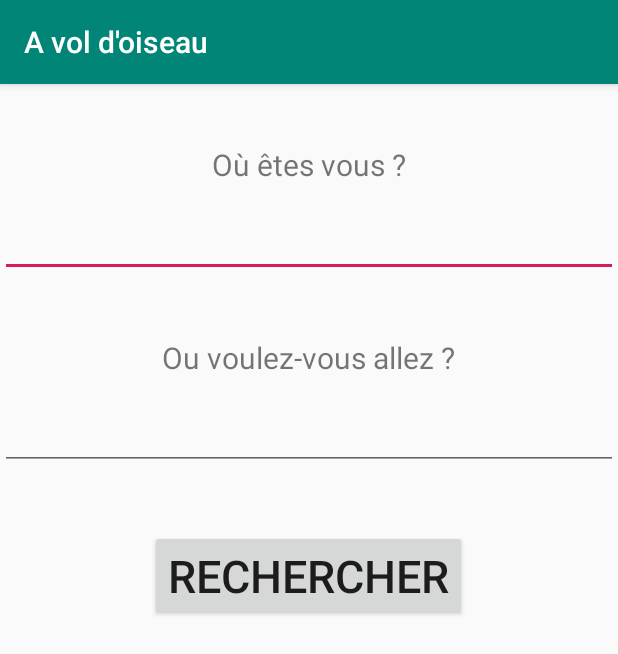
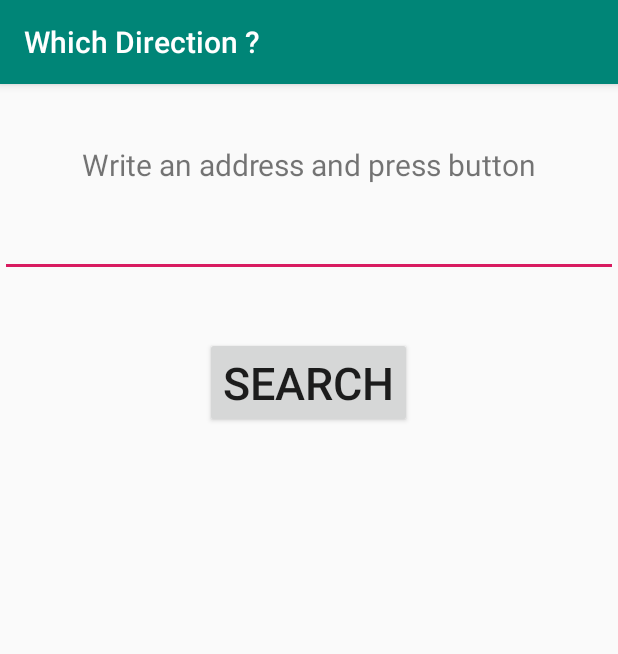
Before and after one commit to Gegelascience/WhichDirection, an Android app: the screen it shows after launch (MainActivity), on a phone screen of 412 x 824 dp. Shown: the top 654 px of the screen. Run offline under Robolectric (Android 15) with nearby library versions, the phone set to English and light mode, and no system bars.

Commit message:
move arrow and use native geolocation

```diff
--- a/app/build.gradle
+++ b/app/build.gradle
@@ -22,7 +22,6 @@ dependencies {
     implementation fileTree(dir: 'libs', include: ['*.jar'])
     implementation 'com.android.support:appcompat-v7:28.0.0'
     implementation 'com.android.support.constraint:constraint-layout:1.1.3'
-    implementation 'com.android.volley:volley:1.1.1'
     testImplementation 'junit:junit:4.12'
     androidTestImplementation 'com.android.support.test:runner:1.0.2'
     androidTestImplementation 'com.android.support.test.espresso:espresso-core:3.0.2'
--- a/app/src/main/AndroidManifest.xml
+++ b/app/src/main/AndroidManifest.xml
@@ -2,8 +2,10 @@
 <manifest xmlns:android="http://schemas.android.com/apk/res/android"
     package="com.verchere.whichdirection">
 
+    <uses-permission android:name="android.permission.ACCESS_NETWORK_STATE" />
+    <uses-permission android:name="android.permission.ACCESS_FINE_LOCATION"/>
+    <uses-permission android:name="android.permission.ACCESS_COARSE_LOCATION"/>
     <uses-permission android:name="android.permission.CAMERA" />
-    <uses-permission android:name="android.permission.INTERNET"/>
 
     <application
         android:allowBackup="true"
--- a/app/src/main/res/layout/activity_main.xml
+++ b/app/src/main/res/layout/activity_main.xml
@@ -7,21 +7,6 @@
     android:orientation="vertical"
     tools:context=".MainActivity">
 
-    <TextView
-        android:layout_width="match_parent"
-        android:layout_height="40dp" />
-
-    <TextView
-        android:layout_width="wrap_content"
-        android:layout_height="wrap_content"
-        android:text="@string/start"
-        android:layout_gravity="center_horizontal"
-        android:textSize="20sp"/>
-    <EditText
-        android:id="@+id/position"
-        android:layout_width="match_parent"
-        android:layout_height="wrap_content"
-        android:textSize="30sp"/>
     <TextView
         android:layout_width="match_parent"
         android:layout_height="40dp" />
--- a/app/src/main/res/values/strings.xml
+++ b/app/src/main/res/values/strings.xml
@@ -1,9 +1,8 @@
 <resources>
-    <string name="app_name">A vol d\'oiseau</string>
-    <string name="found">Rechercher</string>
-    <string name="where">Par là !</string>
-    <string name="address">adresse</string>
-    <string name="error">Adresse non trouvée</string>
-    <string name="info">Ou voulez-vous allez ?</string>
-    <string name="start">Où êtes vous ?</string>
+    <string name="app_name">Which Direction ?</string>
+    <string name="found">Search</string>
+    <string name="where">This way !</string>
+    <string name="address">Address</string>
+    <string name="error">Address not found</string>
+    <string name="info">Write an address and press button</string>
 </resources>
```
Also changed, not shown: app/src/main/java/com/verchere/whichdirection/MainActivity.java (+105 -82 lines), 1 other file.
